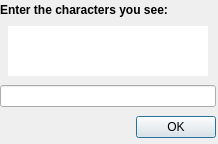
Before: the Qt Designer form ui/captcha.ui in gitter-badger/simplechatclient, drawn with Qt 5.
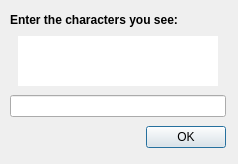
After: the same form once the commit is applied. Icons and pictures are not drawn.

Diff of the .ui file:
```diff
--- a/ui/captcha.ui
+++ b/ui/captcha.ui
@@ -6,20 +6,20 @@
    <rect>
     <x>0</x>
     <y>0</y>
-    <width>218</width>
-    <height>144</height>
+    <width>238</width>
+    <height>164</height>
    </rect>
   </property>
   <property name="minimumSize">
    <size>
-    <width>218</width>
-    <height>144</height>
+    <width>238</width>
+    <height>164</height>
    </size>
   </property>
   <property name="maximumSize">
    <size>
-    <width>218</width>
-    <height>144</height>
+    <width>238</width>
+    <height>164</height>
    </size>
   </property>
   <property name="windowTitle">
@@ -32,8 +32,8 @@
   <widget class="QWidget" name="verticalLayoutWidget">
    <property name="geometry">
     <rect>
-     <x>0</x>
-     <y>0</y>
+     <x>10</x>
+     <y>10</y>
      <width>216</width>
      <height>143</height>
     </rect>
```
